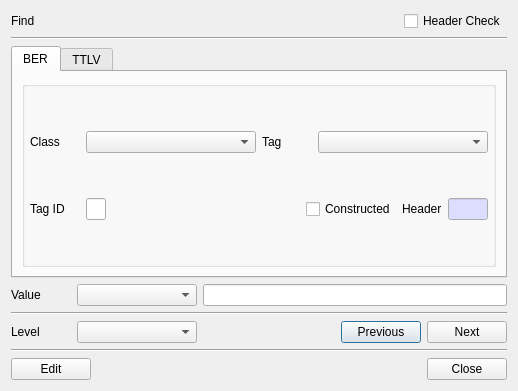
The window that BerEditor/find_dlg.ui (jykim74/BerEditor) describes before a commit, drawn with Qt 5.
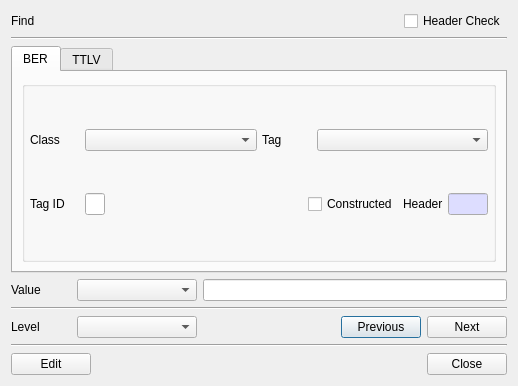
The same window after the commit. The open tabs and pages were chosen to show the change.

Commit message: UI 개선

Diff of the .ui file:
```diff
--- a/BerEditor/find_dlg.ui
+++ b/BerEditor/find_dlg.ui
@@ -7,7 +7,7 @@
     <x>0</x>
     <y>0</y>
     <width>518</width>
-    <height>391</height>
+    <height>386</height>
    </rect>
   </property>
   <property name="windowTitle">
@@ -71,6 +71,9 @@
           <string/>
          </property>
          <layout class="QVBoxLayout" name="verticalLayout_4">
+          <property name="spacing">
+           <number>5</number>
+          </property>
           <property name="leftMargin">
            <number>5</number>
           </property>
```
Left out of the diff: 5 changed lines with no effect on the pictures. The commit also changes 4 other files.
